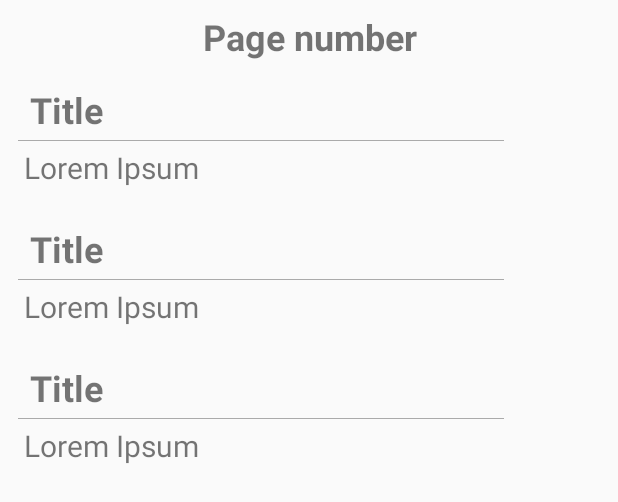
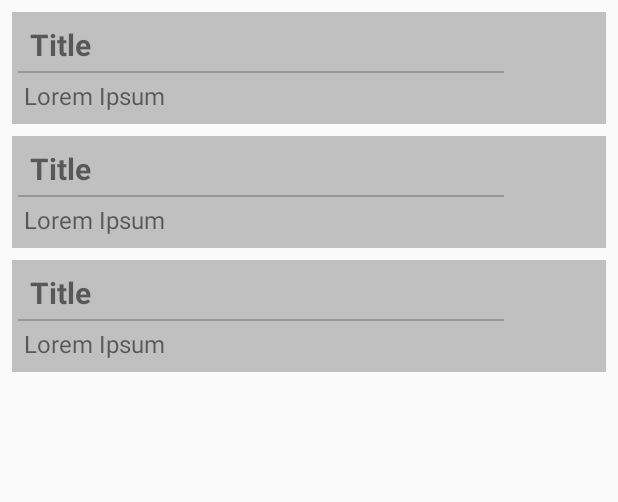
Before and after one commit to chyvekshyno/TukyTalk, an Android app: the layout fragment_essence_msg.xml on its own in the app's theme, with its tools: preview values and no code run, on a phone screen of 412 x 824 dp. Shown: the top 502 px of the screen. Run offline under Robolectric (Android 15) with nearby library versions, the phone set to English and light mode, and no system bars.

Commit message:
Finalize message

```diff
--- a/app/build.gradle
+++ b/app/build.gradle
@@ -36,6 +36,7 @@ dependencies {
     // Room
     implementation "androidx.room:room-runtime:2.2.5"
     implementation "android.arch.persistence.room:runtime:2.2.5"
+    implementation 'org.jetbrains:annotations:15.0'
     annotationProcessor "android.arch.persistence.room:compiler:2.2.5"
 
     // LiveData
--- a/app/src/main/java/com/example/tukyhelper/Model/MessageRoom/EssenceMessageDao.java
+++ b/app/src/main/java/com/example/tukyhelper/Model/MessageRoom/EssenceMessageDao.java
@@ -26,6 +26,9 @@ public interface EssenceMessageDao {
     @Query("SELECT * FROM MESSAGES WHERE ESSENCE_ID = :id AND TYPE = '3'")
     LiveData<List<EssenceMessage>> getAdvForEssence(int id);
 
+    @Query("SELECT * FROM MESSAGES WHERE ESSENCE_ID = :id AND TYPE = :msgType")
+    LiveData<List<EssenceMessage>> getMsgByTypeForEssence(int id, int msgType);
+
     @Insert
     void insert(EssenceMessage message);
 
--- a/app/src/main/java/com/example/tukyhelper/Model/Repositories/MessageRepository.java
+++ b/app/src/main/java/com/example/tukyhelper/Model/Repositories/MessageRepository.java
@@ -45,6 +45,10 @@ public class MessageRepository {
         return msgDao.getAdvForEssence(id);
     }
 
+    public LiveData<List<EssenceMessage>> getMsgByTypeForEssence(int id, int msgType){
+        return msgDao.getMsgByTypeForEssence(id, msgType);
+    }
+
     public void insert(EssenceMessage message){
         new MessageInsertAsyncTask().execute(message);
     }
--- a/app/src/main/java/com/example/tukyhelper/View/Activities/EssenceActivity.java
+++ b/app/src/main/java/com/example/tukyhelper/View/Activities/EssenceActivity.java
@@ -68,7 +68,7 @@ public class EssenceActivity extends AppCompatActivity {
 
     void setMessagePager(){
         pager = findViewById(R.id.pager_essence_msg);
-        msg_pager_adapter = new MessagePagerAdapter(getSupportFragmentManager());
+        msg_pager_adapter = new MessagePagerAdapter(getSupportFragmentManager(), ESSENCE_ID);
         pager.setAdapter(msg_pager_adapter);
 
         // setup tabs
--- a/app/src/main/java/com/example/tukyhelper/ViewModel/MessageViewModel.java
+++ b/app/src/main/java/com/example/tukyhelper/ViewModel/MessageViewModel.java
@@ -43,6 +43,10 @@ public class MessageViewModel extends AndroidViewModel {
         return repos.getAdvForEssence(id);
     }
 
+    public LiveData<List<EssenceMessage>> getMsgByTypeForEssence(int id, int msgType){
+        return repos.getMsgByTypeForEssence(id, msgType);
+    }
+
     public void insert(EssenceMessage message){
         repos.insert(message);
     }
--- a/app/src/main/res/layout/activity_essence.xml
+++ b/app/src/main/res/layout/activity_essence.xml
@@ -168,8 +168,7 @@
                 <com.example.tukyhelper.View.CustomViews.NonSwipeViewPager
                     android:id="@+id/pager_essence_msg"
                     android:layout_width="match_parent"
-                    android:layout_height="wrap_content"
-                    android:background="#32FFEB3B"/>
+                    android:layout_height="match_parent"/>
             </FrameLayout>
 
             <FrameLayout android:id="@+id/fl_essence_msg_tabs"
--- a/app/src/main/res/layout/fragment_essence_msg.xml
+++ b/app/src/main/res/layout/fragment_essence_msg.xml
@@ -1,24 +1,15 @@
 <?xml version="1.0" encoding="utf-8"?>
-<LinearLayout
+<FrameLayout
     xmlns:android="http://schemas.android.com/apk/res/android"
+    xmlns:app="http://schemas.android.com/apk/res-auto"
     xmlns:tools="http://schemas.android.com/tools"
     android:layout_width="match_parent"
-    android:layout_height="wrap_content"
-    android:orientation="vertical"
+    android:layout_height="match_parent"
     android:layout_margin="4dp">
-
-    <TextView android:id="@+id/tv_page"
-        android:layout_width="match_parent"
-        android:layout_height="wrap_content"
-        android:textAlignment="center"
-        android:padding="4dp"
-        android:textSize="24sp"
-        android:textStyle="bold"
-        android:text="Page number"/>
 
     <androidx.recyclerview.widget.RecyclerView
         android:id="@+id/rv_msg"
         android:layout_width="match_parent"
-        android:layout_height="wrap_content"
-        tools:listitem="@layout/itemview_message"/>
-</LinearLayout>
+        android:layout_height="match_parent"
+        tools:listitem="@layout/itemview_message" />
+</FrameLayout>
--- a/app/src/main/res/layout/itemview_message.xml
+++ b/app/src/main/res/layout/itemview_message.xml
@@ -5,7 +5,8 @@
     android:layout_height="wrap_content"
     android:orientation="vertical"
     android:layout_margin="4dp"
-    android:padding="4dp">
+    android:padding="4dp"
+    android:background="@color/silver">
 
     <TextView android:id="@+id/tv_msg_title"
         android:layout_width="wrap_content"
@@ -13,19 +14,19 @@
         android:layout_marginLeft="4dp"
         android:padding="4dp"
         android:text="Title"
-        android:textSize="24sp"
+        android:textSize="20sp"
         android:textStyle="bold" />
 
     <View android:id="@+id/divider"
         android:layout_width="match_parent"
-        android:layout_height="0.5dp"
+        android:layout_height="1dp"
         android:layout_marginEnd="64dp"
-        android:background="@android:color/darker_gray" />
+        android:background="@color/cardview_shadow_start_color" />
 
     <TextView android:id="@+id/tv_msg_text"
         android:layout_width="wrap_content"
         android:layout_height="wrap_content"
         android:padding="4dp"
-        android:textSize="20sp"
+        android:textSize="16sp"
         android:text="Lorem Ipsum"/>
 </LinearLayout>
```
Also changed, not shown: app/src/main/java/com/example/tukyhelper/View/Adapters/MessagePagerAdapter.java (+8 -5 lines), app/src/main/java/com/example/tukyhelper/View/Fragments/MessageFragment.java (+26 -15 lines), app/src/main/assets/database/Essence.db.
